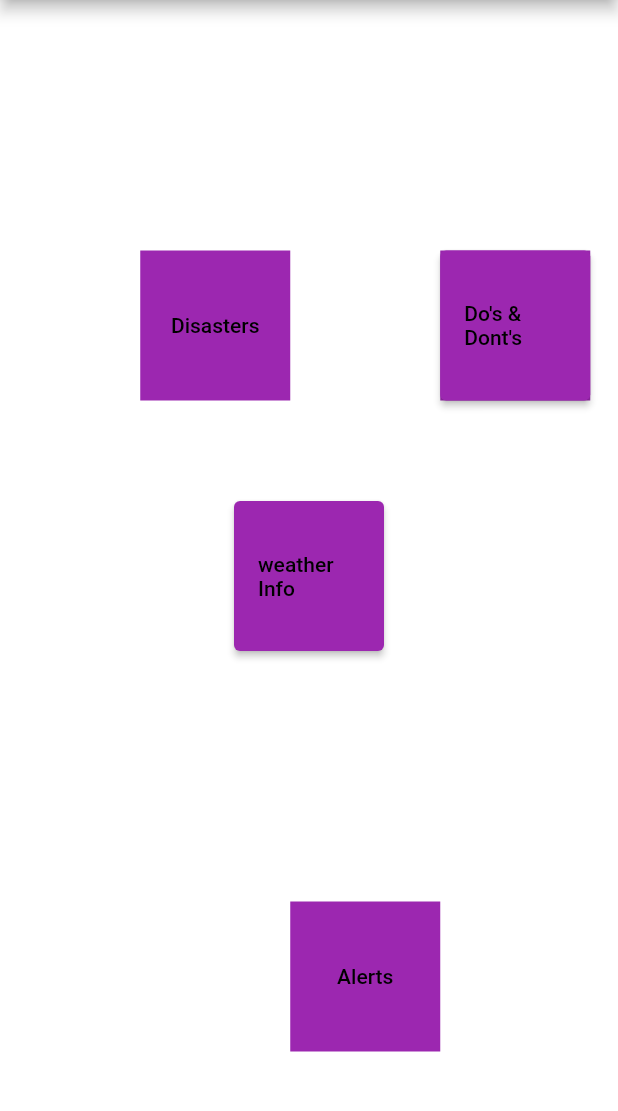
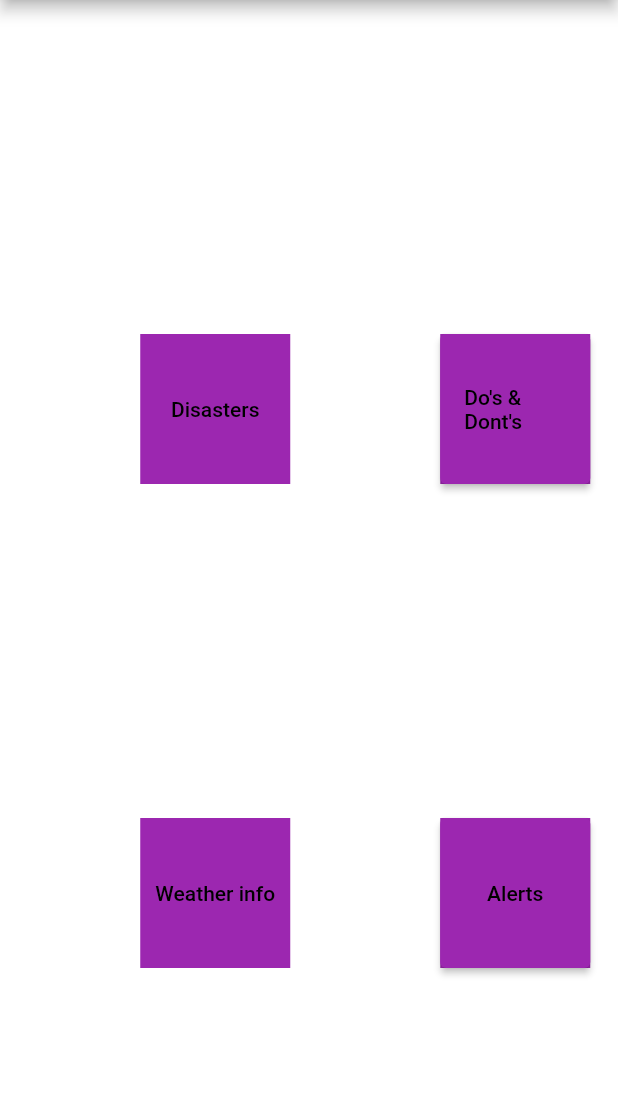
Before and after one commit to Rudalph/Flutter_pbl, a Flutter app: the screen it shows after launch, on a phone screen of 412 x 824 dp, the part 84-1195 px from its top. Run offline on Flutter 3.47's test engine with Material 2 defaults, Android fonts, the phone set to English and light mode, and no system bars; our stand-ins replace font_awesome_flutter.

Commit message:
Aligned button on the main screen

```diff
--- a/lib/alerts.dart
+++ b/lib/alerts.dart
@@ -5,8 +5,7 @@ class alerts extends StatelessWidget {
 
   @override
   Widget build(BuildContext context) {
-    return Scaffold
-    (
+    return Scaffold(
       appBar: AppBar(
         backgroundColor: Colors.purple,
         leading: Icon(Icons.add_alert_sharp),
--- a/lib/main.dart
+++ b/lib/main.dart
@@ -82,41 +82,47 @@ class HomeScreen extends StatelessWidget {
                 ),
               ],
             ),
-              Container(
-                height: 100,
-                width: 100,
-                child: ElevatedButton(
-                  onPressed: () {
-                    Navigator.of(context).push(
-                      MaterialPageRoute(builder: (context) => WeatherScreen()),
-                    );
-                  },
-                  child: Text("weather Info"),
-                  style: ButtonStyle(
-                    backgroundColor: MaterialStateProperty.all(Colors.purple),
-                    foregroundColor: MaterialStateProperty.all(Colors.black),
-                  ),
-                ),
-              ),
-
+            Row(
+              mainAxisAlignment: MainAxisAlignment.center,
+              children: [
                 Container(
                   margin: const EdgeInsets.only(top: 100, left: 75),
                   height: 100,
                   width: 100,
                   color: Colors.purple,
                   child: TextButton(
-                      child: Text("Alerts", style: TextStyle(color: Colors.black),),
                     onPressed: () {
-                         Navigator.push(context, MaterialPageRoute(builder: (context)=>alerts()))
-                         ;
+                      Navigator.of(context).push(
+                        MaterialPageRoute(
+                            builder: (context) => WeatherScreen()),
+                      );
                     },
+                    child: const Text("Weather info",
+                        style: TextStyle(color: Colors.black)),
                   ),
                 ),
-
+                Container(
+                  margin: const EdgeInsets.only(top: 100, left: 100),
+                  height: 100,
+                  width: 100,
+                  color: Colors.purple,
+                  child: ElevatedButton(
+                      style: ButtonStyle(
+                          backgroundColor:
+                              MaterialStateProperty.all(Colors.purple),
+                          foregroundColor:
+                              MaterialStateProperty.all(Colors.black)),
+                      child: const Text("Alerts"),
+                      onPressed: () {
+                        Navigator.of(context).push(
+                          MaterialPageRoute(builder: (context) => alerts()),
+                        );
+                      }),
+                ),
               ],
-
-          )
-
+            ),
+          ],
+        ),
       ),
     );
   }
```
Also changed, not shown: pubspec.lock. Lines whose indentation alone changed are shown as unchanged.
